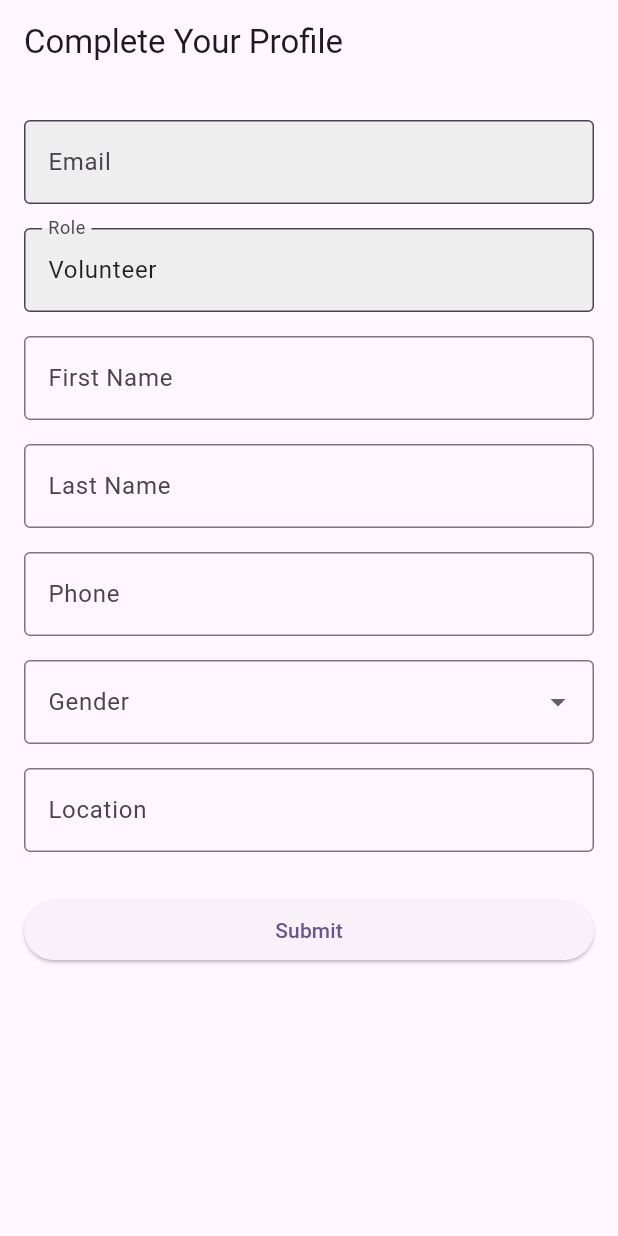
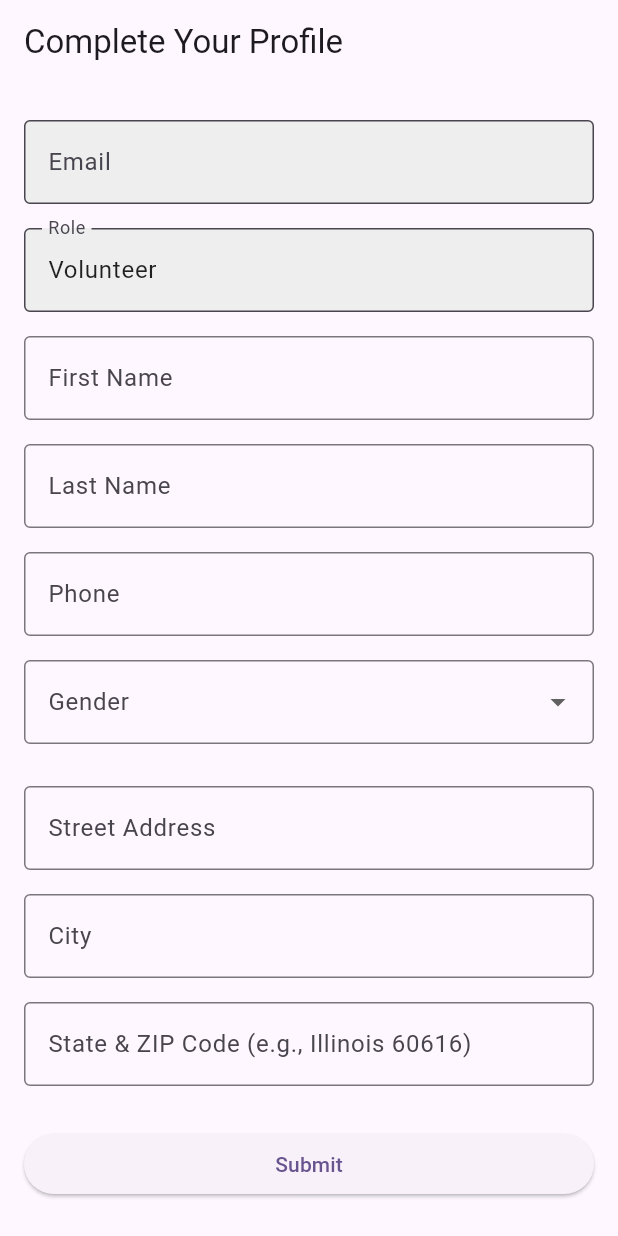
Before and after one commit to jaygohel109/Wildhack25, a Flutter app: the ProfilePage screen opened directly with empty values, on a phone screen of 412 x 824 dp. Run offline on Flutter 3.47's test engine with Material 3 defaults, Android fonts, the phone set to English and light mode, and no system bars; our stand-ins replace flutter_svg.

Commit message:
feat: enhance profile submission with role-based redirection and additional address fields

```diff
--- a/frontend_app/lib/profile/my-profile.dart
+++ b/frontend_app/lib/profile/my-profile.dart
@@ -2,6 +2,8 @@ import 'package:flutter/material.dart';
 import 'package:http/http.dart' as http;
 import 'dart:convert';
 import 'package:intl/intl.dart';
+import '../senior/senior_home.dart';
+import '../volunteer/volunteer_home.dart';
 
 class ProfilePage extends StatefulWidget {
   final Map<String, dynamic> userData;
@@ -16,11 +18,9 @@ class _ProfilePageState extends State<ProfilePage> {
   final Map<String, dynamic> profileData = {};
   final String baseUrl = "http://localhost:8000";
 
-  // Skills controllers
   List<String> skills = [];
   final TextEditingController skillController = TextEditingController();
 
-  // Date picker
   DateTime? selectedDOB;
   String? formattedDOB;
 
@@ -166,7 +166,16 @@ class _ProfilePageState extends State<ProfilePage> {
               content: Text("Profile submitted successfully"),
               backgroundColor: Colors.green),
         );
-        // TODO: Redirect based on role
+
+        // 🔁 Redirect based on role
+        final role = widget.userData['role'];
+        if (role == 1) {
+          Navigator.pushReplacement(
+              context, MaterialPageRoute(builder: (_) => const SeniorHomePage()));
+        } else {
+          Navigator.pushReplacement(
+              context, MaterialPageRoute(builder: (_) => const VolunteerHomePage()));
+        }
       } else {
         throw Exception(data['detail'] ?? "Profile submission failed");
       }
@@ -197,6 +206,8 @@ class _ProfilePageState extends State<ProfilePage> {
             _buildTextField("First Name", "first_name"),
             _buildTextField("Last Name", "last_name"),
             _buildTextField("Phone", "phone", inputType: TextInputType.phone),
+
+            // Gender Dropdown
             Padding(
               padding: const EdgeInsets.symmetric(vertical: 8),
               child: DropdownButtonFormField<String>(
@@ -215,13 +226,21 @@ class _ProfilePageState extends State<ProfilePage> {
                 },
               ),
             ),
-              _buildTextField("Location", "location"),
+
+            // 🔽 Address Fields 🔽
+            const SizedBox(height: 12),
+            _buildTextField("Street Address", "street_address"),
+            _buildTextField("City", "city"),
+            _buildTextField("State & ZIP Code (e.g., Illinois 60616)", "state_zip"),
+
+            // Conditional DOB or Skills/Age
             if (role == 1) ...[
               _buildDOBPicker(),
             ] else if (role == 2) ...[
               _buildArrayInput("Skills", skillController, skills, "skills"),
               _buildTextField("Age", "age", inputType: TextInputType.number),
             ],
+
             const SizedBox(height: 20),
             ElevatedButton(
               onPressed: _submitProfile,
```
Lines whose indentation alone changed are shown as unchanged.
